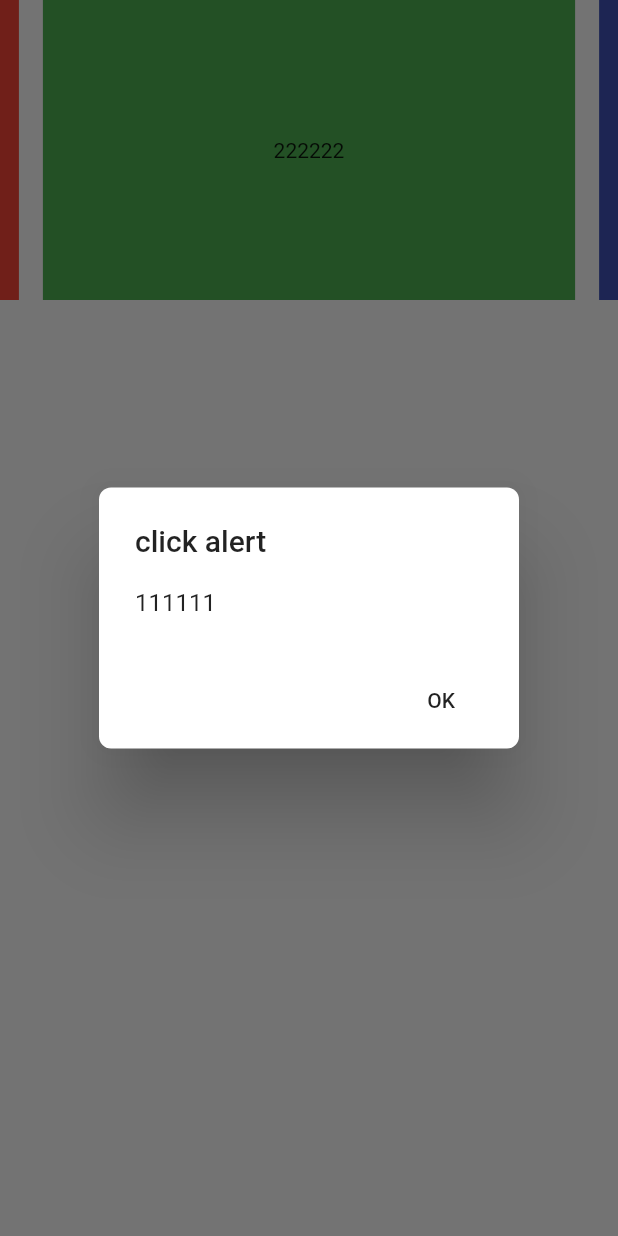
After one commit to MihyeLee0727/hello_flutter, a Flutter app: the CarouselRoute screen opened directly, after a tap on "111111", on a phone screen of 412 x 824 dp. The commit adds this screen. Run offline on Flutter 3.47's test engine with Material 2 defaults, Android fonts, the phone set to English and light mode, and no system bars; our stand-ins replace fluttertoast, rxdart.

Commit message:
infinte pageview 추가

```diff
--- /dev/null
+++ b/lib/carousel.dart
@@ -0,0 +1,74 @@
+import 'package:flutter/material.dart';
+import 'package:fluttertoast/fluttertoast.dart';
+
+typedef TabHandler = void Function(BuildContext context, String text);
+
+class CarouselRoute extends StatelessWidget {
+  final List<Widget> _items = <Widget>[];
+
+  CarouselRoute() {
+    _items.add(CarouselItemWidget("111111", Colors.red, _handleTap));
+    _items.add(CarouselItemWidget("222222", Colors.green, _handleTap));
+    _items.add(CarouselItemWidget("333333", Colors.indigo, _handleTap));
+    _items.add(CarouselItemWidget("444444", Colors.orange, _handleTap));
+  }
+
+  void _handleTap(BuildContext context, String text) {
+    showDialog(
+      barrierDismissible: false,
+      context: context,
+      builder: (BuildContext context) {
+        return AlertDialog(
+          shape: RoundedRectangleBorder(borderRadius: BorderRadiusDirectional.all(Radius.circular(8.0))),
+          title: const Text("click alert"),
+          content: Text(text),
+          actions: <Widget>[
+            FlatButton(
+              child: Text('OK'),
+              onPressed: () => Navigator.of(context).pop()
+            ),
+          ]
+        );
+      });
+  }
+
+  void _onPageChanged(int index) {
+    Fluttertoast.cancel();
+    Fluttertoast.showToast(msg: "$index", backgroundColor: Colors.black38);
+  }
+
+  @override
+  Widget build(BuildContext context) {
+    return Scaffold(
+      body: SafeArea(
+        child: Container(
+          height: 200.0,
+          child: PageView.builder(
+            controller: PageController(viewportFraction: 0.9, initialPage: 1),
+            itemBuilder: (_, index) => _items[index % _items.length],
+            onPageChanged: (index) => _onPageChanged(index),
+          ),
+        ),
+      ),
+    );
+  }
+}
+
+class CarouselItemWidget extends StatelessWidget {
+  final String contents;
+  final MaterialColor color;
+  final TabHandler tap;
+
+  CarouselItemWidget(this.contents, this.color, this.tap);
+
+  @override
+  Widget build(BuildContext context) {
+    return GestureDetector(
+      onTap: () => tap(context, contents),
+      child: Container(
+          margin: EdgeInsets.symmetric(horizontal: 8.0),
+          child: Center(child: Text(contents)),
+          color: color),
+    );
+  }
+}
--- a/lib/main.dart
+++ b/lib/main.dart
@@ -1,6 +1,7 @@
 import 'package:flutter/material.dart';
 import 'package:hello_flutter/pageView.dart';
 import 'package:rxdart/rxdart.dart';
+import 'carousel.dart';
 import 'codelab1.dart';
 import 'helloFlutter.dart';
 
@@ -31,6 +32,8 @@ class HelloFlutterApp extends StatelessWidget {
     items.add(MainGridItem("network", _handleTodo));
     items.add(MainGridItem("PageView",
         (context) => Navigator.push(context, MaterialPageRoute(builder: (_) => PageViewRoute()))));
+    items.add(MainGridItem("infinite PageView",
+        (context) => Navigator.push(context, MaterialPageRoute(builder: (_) => CarouselRoute()))));
     return items;
   }
 
--- a/lib/pageView.dart
+++ b/lib/pageView.dart
@@ -1,16 +1,13 @@
 import 'package:flutter/material.dart';
 import 'package:fluttertoast/fluttertoast.dart';
-
-import 'codelab1.dart';
-import 'helloFlutter.dart';
 
 class PageViewRoute extends StatelessWidget {
 
   final List<Widget> _items = <Widget>[];
   PageViewRoute() {
-    _items.add(Container(margin: EdgeInsets.symmetric(horizontal: 8.0), child: MyRoute()));
-    _items.add(Container(margin: EdgeInsets.symmetric(horizontal: 8.0), child: FriendlychatRoute()));
-    _items.add(Container(margin: EdgeInsets.symmetric(horizontal: 8.0), child: Center(child: Text("text")), color: Colors.indigo));
+    _items.add(Container(margin: EdgeInsets.symmetric(horizontal: 8.0), child: Center(child: Text("111111")), color: Colors.red));
+    _items.add(Container(margin: EdgeInsets.symmetric(horizontal: 8.0), child: Center(child: Text("222222")), color: Colors.green));
+    _items.add(Container(margin: EdgeInsets.symmetric(horizontal: 8.0), child: Center(child: Text("333333")), color: Colors.indigo));
   }
 
   void _onPageChanged(int index) {
```
Also changed, not shown: lib/network.dart (added).
